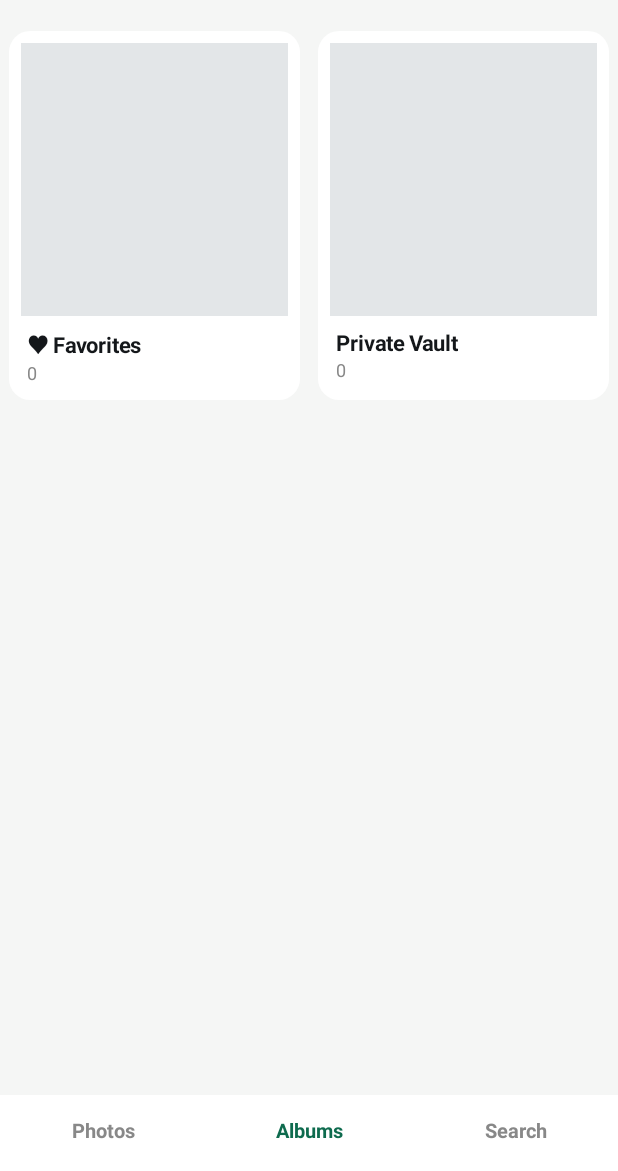
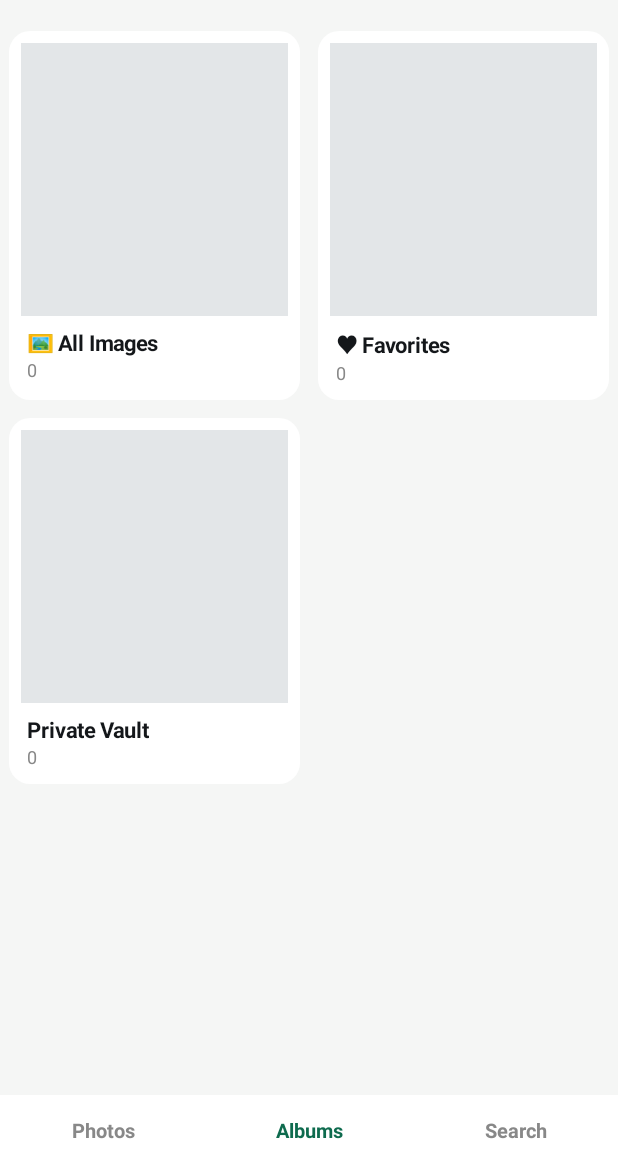
Before and after one commit to AliSherif1309/SahlGallery, an Android app: the screen it shows after launch (MainActivity), after a tap on "Albums", on a phone screen of 412 x 824 dp, the part 65-1236 px from its top. Run offline under Robolectric (Android 15) with nearby library versions, the phone set to English and light mode, and no system bars.

Commit message:
Add All Images album card to Albums tab

```diff
--- a/app/src/main/java/com/sahl/gallery/MainActivity.kt
+++ b/app/src/main/java/com/sahl/gallery/MainActivity.kt
@@ -476,6 +476,7 @@ class MainActivity : ComponentActivity() {
         }
 
         val source = when {
+            activeAlbum == getString(R.string.all_images_album) -> allItems.filter { !it.isVideo }
             activeAlbum == getString(R.string.favorites_album) -> allItems.filter { favorites.contains(it.id) }
             activeAlbum != null -> allItems.filter { it.bucket == activeAlbum }
             activeTab == 2 -> MediaRepo.filterItems(allItems, activeFilter, searchQuery, favorites)
@@ -689,10 +690,37 @@ class MainActivity : ComponentActivity() {
             return VH(card, img, title, count)
         }
 
-        override fun getItemCount(): Int = albums.size + 2
+        override fun getItemCount(): Int = albums.size + 3
 
         override fun onBindViewHolder(holder: VH, position: Int) {
             if (position == 0) {
+                val images = allItems.filter { !it.isVideo }
+                holder.title.text = "🖼 ${getString(R.string.all_images_album)}"
+                holder.count.text = images.size.toString()
+                val cover = images.firstOrNull()
+                if (cover != null) {
+                    holder.img.tag = cover.id
+                    val cached = MediaRepo.getCachedThumbnail(cover.id)
+                    if (cached != null) {
+                        holder.img.setImageBitmap(cached)
+                    } else {
+                        holder.img.setImageBitmap(null)
+                        MediaRepo.loadThumbnailAsync(this@MainActivity, cover) { id, bmp ->
+                            if (holder.img.tag == id && bmp != null) {
+                                holder.img.post { if (holder.img.tag == id) holder.img.setImageBitmap(bmp) }
+                            }
+                        }
+                    }
+                } else {
+                    holder.img.setImageBitmap(null)
+                }
+                holder.card.setOnClickListener {
+                    activeAlbum = getString(R.string.all_images_album)
+                    refreshDisplay()
+                }
+                return
+            }
+            if (position == 1) {
                 holder.img.setImageBitmap(null)
                 holder.title.text = "♥ ${getString(R.string.favorites_album)}"
                 holder.count.text = favorites.size.toString()
@@ -702,7 +730,7 @@ class MainActivity : ComponentActivity() {
                 }
                 return
             }
-            if (position == 1) {
+            if (position == 2) {
                 holder.img.setImageBitmap(null)
                 holder.title.text = "${getString(R.string.vault_album)}"
                 holder.count.text = MediaRepo.listVaultFiles(this@MainActivity).size.toString()
@@ -711,15 +739,20 @@ class MainActivity : ComponentActivity() {
                 }
                 return
             }
-            val album = albums[position - 2]
+            val album = albums[position - 3]
             holder.title.text = album.name
             holder.count.text = album.count.toString()
             holder.img.tag = album.coverItem.id
-            holder.img.setImageBitmap(null)
-            MediaRepo.loadThumbnailAsync(this@MainActivity, album.coverItem) { id, bmp ->
-                if (holder.img.tag == id && bmp != null) {
-                    holder.img.post {
-                        if (holder.img.tag == id) holder.img.setImageBitmap(bmp)
+            val cached = MediaRepo.getCachedThumbnail(album.coverItem.id)
+            if (cached != null) {
+                holder.img.setImageBitmap(cached)
+            } else {
+                holder.img.setImageBitmap(null)
+                MediaRepo.loadThumbnailAsync(this@MainActivity, album.coverItem) { id, bmp ->
+                    if (holder.img.tag == id && bmp != null) {
+                        holder.img.post {
+                            if (holder.img.tag == id) holder.img.setImageBitmap(bmp)
+                        }
                     }
                 }
             }
--- a/app/src/main/res/values/strings.xml
+++ b/app/src/main/res/values/strings.xml
@@ -15,6 +15,7 @@
     <string name="today">Today</string>
     <string name="yesterday">Yesterday</string>
     <string name="favorites_album">Favorites</string>
+    <string name="all_images_album">All Images</string>
     <string name="vault_album">Private Vault</string>
     <string name="vault_title">Private Vault</string>
     <string name="vault_unlock">Unlock Private Vault</string>
```
Also changed, not shown: 1 other file.
